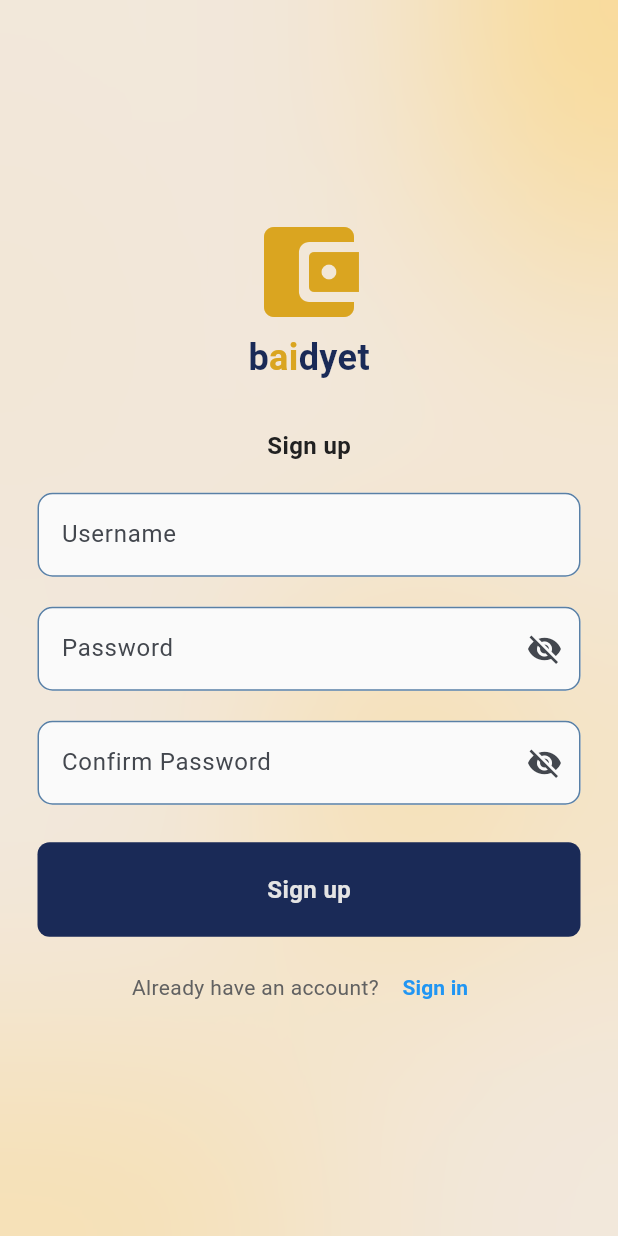
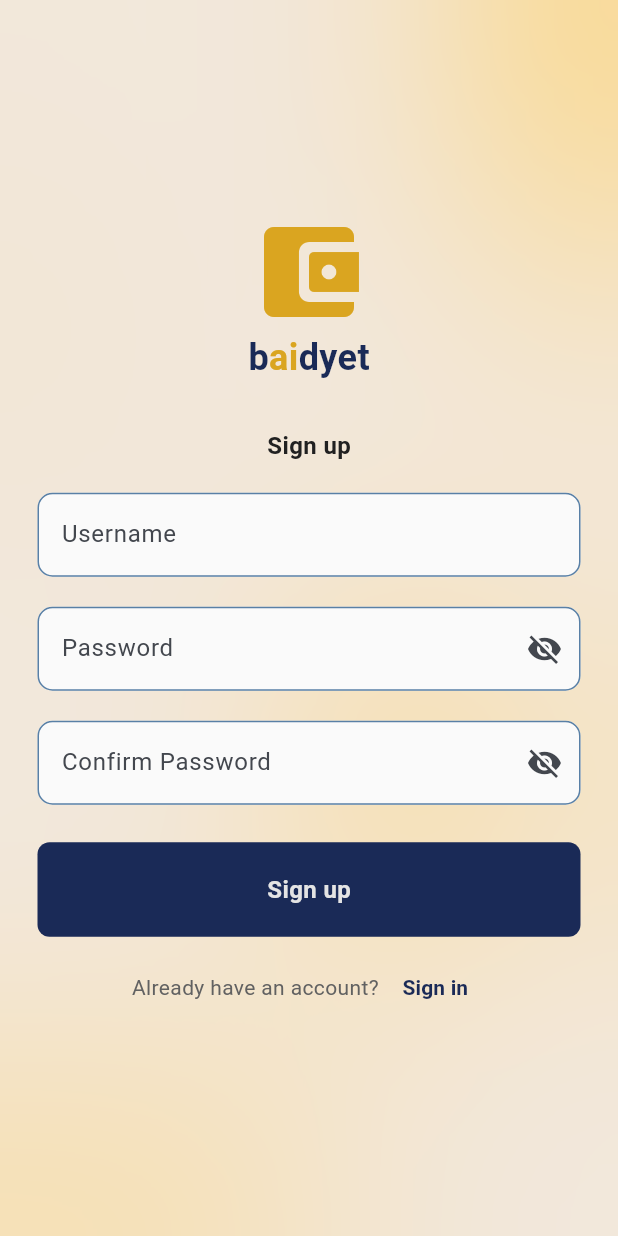
Before and after one commit to Cha17/baidyet, a Flutter app: the screen it shows after launch, after a tap on "Sign up", on a phone screen of 412 x 824 dp. Run offline on Flutter 3.47's test engine with Material 3 defaults, Android fonts, the phone set to English and light mode, and no system bars; our stand-ins replace sqflite; accounts and stored records are empty; Roboto replaces fonts that are missing (DancingScript).

Commit message:
changed the color of the bottom Sign Up and Sign In options from blue to dark blue

```diff
--- a/lib/pages/login_page.dart
+++ b/lib/pages/login_page.dart
@@ -260,7 +260,7 @@ class _LoginPageState extends State<LoginPage> {
                       child: const Text(
                         "Sign up",
                         style: TextStyle(
-                          color: Colors.blue,
+                          color: Color(0xFF1A2A57),
                           fontWeight: FontWeight.bold,
                         ),
                       ),
--- a/lib/pages/signup_page.dart
+++ b/lib/pages/signup_page.dart
@@ -227,7 +227,7 @@ class _SignupPageState extends State<SignupPage> {
                       child: const Text(
                         "Sign in",
                         style: TextStyle(
-                          color: Colors.blue,
+                          color: Color(0xFF1A2A57),
                           fontWeight: FontWeight.bold,
                         ),
                       ),
```
